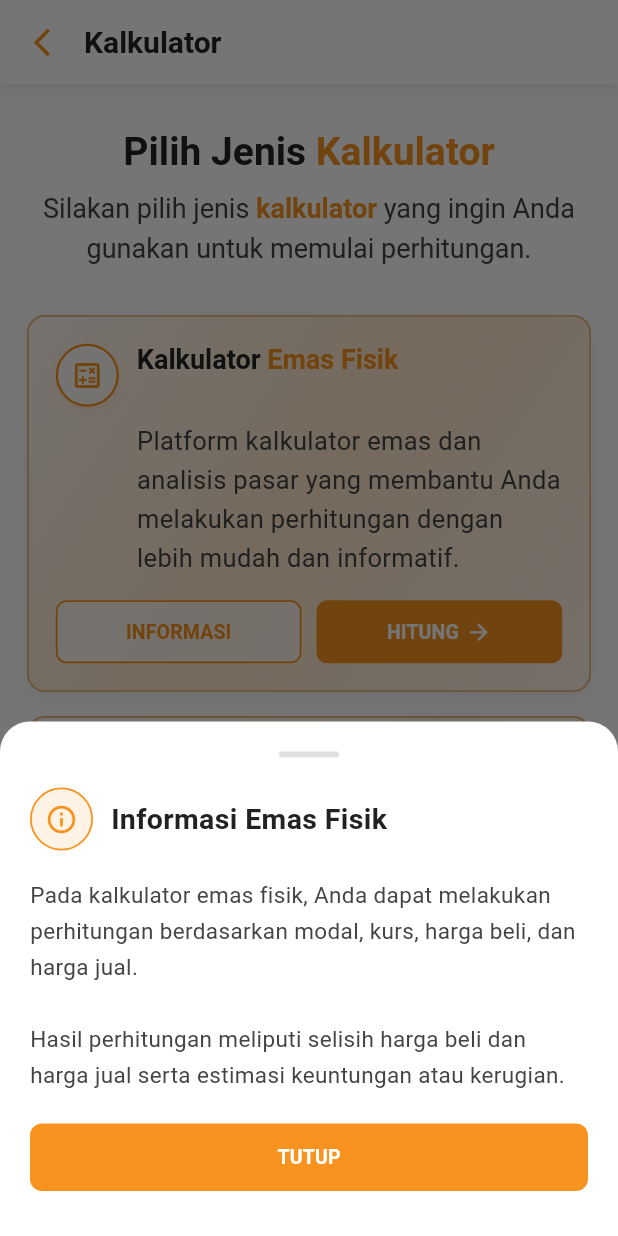
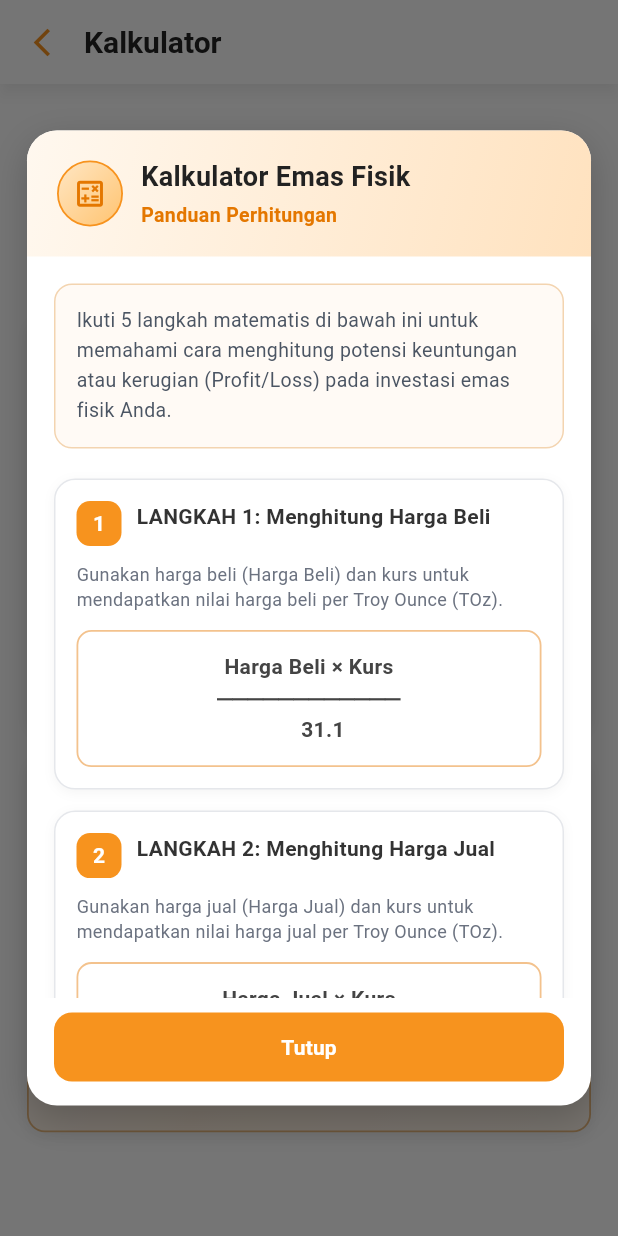
Before and after one commit to Adinaa11/goldify, a Flutter app: the CalculatorPage screen opened directly with empty values, after a tap on "INFORMASI", on a phone screen of 412 x 824 dp. Run offline on Flutter 3.47's test engine with Material 3 defaults, Android fonts, the phone set to English and light mode, and no system bars; our stand-ins replace confetti.

Commit message:
Tampah info

```diff
--- a/lib/views/calculator/calculator_page.dart
+++ b/lib/views/calculator/calculator_page.dart
@@ -1,11 +1,13 @@
 import 'package:flutter/material.dart';
+
 import 'physical_gold_page.dart';
 import 'pivot_point_page.dart';
+import 'physical_gold_info_page.dart';
 
 class CalculatorPage extends StatelessWidget {
   final VoidCallback onBack;
 
-   const CalculatorPage({
+  const CalculatorPage({
     super.key,
     required this.onBack,
   });
@@ -15,7 +17,9 @@ class CalculatorPage extends StatelessWidget {
     return Scaffold(
       backgroundColor: Colors.white,
 
+      // ==============================================================
       // HEADER
+      // ==============================================================
       appBar: AppBar(
         backgroundColor: Colors.white,
         surfaceTintColor: Colors.white,
@@ -43,7 +47,9 @@ class CalculatorPage extends StatelessWidget {
         titleSpacing: 0,
       ),
 
+      // ==============================================================
       // BODY
+      // ==============================================================
       body: SingleChildScrollView(
         child: Padding(
           padding: const EdgeInsets.symmetric(
@@ -53,8 +59,9 @@ class CalculatorPage extends StatelessWidget {
           child: Column(
             crossAxisAlignment: CrossAxisAlignment.center,
             children: [
-
+              // ========================================================
               // JUDUL
+              // ========================================================
               RichText(
                 textAlign: TextAlign.center,
                 text: const TextSpan(
@@ -79,9 +86,9 @@ class CalculatorPage extends StatelessWidget {
 
               const SizedBox(height: 8),
 
-              // ======================================================
+              // ========================================================
               // SUBJUDUL
-              // ======================================================
+              // ========================================================
               RichText(
                 textAlign: TextAlign.center,
                 text: const TextSpan(
@@ -111,37 +118,36 @@ class CalculatorPage extends StatelessWidget {
 
               const SizedBox(height: 32),
 
-              // ======================================================
+              // ========================================================
               // KALKULATOR EMAS FISIK
-              // ======================================================
+              // ========================================================
               _buildCalculatorCard(
                 context: context,
                 icon: Icons.calculate_outlined,
                 title: 'Kalkulator Emas Fisik',
                 description:
-                    'Platform kalkulator emas dan analisis pasar yang membantu Anda melakukan perhitungan dengan lebih mudah dan informatif.',
-
-                // GRADASI EMAS
+                    'Platform kalkulator emas yang membantu Anda melakukan perhitungan potensi keuntungan atau kerugian emas fisik dengan lebih mudah dan informatif.',
                 gradientColors: const [
                   Color(0xFFFFF8F0),
                   Color(0xFFFFE6C9),
                   Color(0xFFFFF3E6),
                 ],
 
+                // ------------------------------------------------------
+                // INFORMASI EMAS FISIK
+                // ------------------------------------------------------
                 onInformation: () {
-                  _showInformation(
-                    context,
-                    title: 'Informasi Emas Fisik',
-                    content:
-                        'Pada kalkulator emas fisik, Anda dapat melakukan '
-                        'perhitungan berdasarkan modal, kurs, harga beli, '
-                        'dan harga jual.\n\n'
-                        'Hasil perhitungan meliputi selisih harga beli '
-                        'dan harga jual serta estimasi keuntungan atau '
-                        'kerugian.',
+                  showDialog(
+                    context: context,
+                    builder: (context) {
+                      return const PhysicalGoldInfoDialog();
+                    },
                   );
                 },
 
+                // ------------------------------------------------------
+                // HITUNG EMAS FISIK
+                // ------------------------------------------------------
                 onCalculate: () {
                   Navigator.push(
                     context,
@@ -154,23 +160,24 @@ class CalculatorPage extends StatelessWidget {
 
               const SizedBox(height: 16),
 
-              // ======================================================
+              // ========================================================
               // KALKULATOR PIVOT POINT
-              // ======================================================
+              // ========================================================
               _buildCalculatorCard(
                 context: context,
                 icon: Icons.show_chart,
                 title: 'Kalkulator Pivot Point',
                 description:
                     'Platform kalkulator emas dan analisis pasar yang membantu Anda melakukan perhitungan dengan lebih mudah dan informatif.',
-
-                // GRADASI PIVOT POINT
                 gradientColors: const [
                   Color(0xFFFFFCF8),
                   Color(0xFFFFF0DF),
                   Color(0xFFFFF7ED),
                 ],
 
+                // ------------------------------------------------------
+                // INFORMASI PIVOT POINT
+                // ------------------------------------------------------
                 onInformation: () {
                   _showInformation(
                     context,
@@ -185,6 +192,9 @@ class CalculatorPage extends StatelessWidget {
                   );
                 },
 
+                // ------------------------------------------------------
+                // HITUNG PIVOT POINT
+                // ------------------------------------------------------
                 onCalculate: () {
                   Navigator.push(
                     context,
@@ -220,28 +230,28 @@ class CalculatorPage extends StatelessWidget {
       padding: const EdgeInsets.all(18),
 
       decoration: BoxDecoration(
-        // ----------------------------------------------------------
-        // GRADASI
-        // ----------------------------------------------------------
+        // ------------------------------------------------------------
+        // GRADASI CARD
+        // ------------------------------------------------------------
         gradient: LinearGradient(
           begin: Alignment.topLeft,
           end: Alignment.bottomRight,
           colors: gradientColors,
         ),
 
-        // ----------------------------------------------------------
-        // BORDER CARD
-        // ----------------------------------------------------------
         borderRadius: BorderRadius.circular(12),
 
+        // ------------------------------------------------------------
+        // BORDER
+        // ------------------------------------------------------------
         border: Border.all(
           color: const Color(0xFFE8B77D),
           width: 1.2,
         ),
 
-        // ----------------------------------------------------------
-        // SHADOW CARD
-        // ----------------------------------------------------------
+        // ------------------------------------------------------------
+        // SHADOW
+        // ------------------------------------------------------------
         boxShadow: [
           BoxShadow(
             color: Colors.black.withValues(alpha: 0.06),
@@ -260,7 +270,9 @@ class CalculatorPage extends StatelessWidget {
           Row(
             crossAxisAlignment: CrossAxisAlignment.start,
             children: [
+              // ------------------------------------------------------
               // ICON
+              // ------------------------------------------------------
               Container(
                 width: 42,
                 height: 42,
@@ -268,13 +280,11 @@ class CalculatorPage extends StatelessWidget {
                   color: Colors.white.withValues(alpha: 0.80),
                   shape: BoxShape.circle,
 
-                  // BORDER ICON
                   border: Border.all(
                     color: const Color(0xFFF7931E),
                     width: 1.5,
                   ),
 
-                  // SHADOW ICON
                   boxShadow: [
                     BoxShadow(
                       color: const Color(0xFFF7931E).withValues(
@@ -296,7 +306,7 @@ class CalculatorPage extends StatelessWidget {
               const SizedBox(width: 12),
 
               // ------------------------------------------------------
-              // JUDUL CARD
+              // JUDUL
               // ------------------------------------------------------
               Expanded(
                 child: RichText(
@@ -364,6 +374,7 @@ class CalculatorPage extends StatelessWidget {
                   height: 42,
                   child: OutlinedButton(
                     onPressed: onInformation,
+
                     style: OutlinedButton.styleFrom(
                       foregroundColor: const Color(0xFFF7931E),
 
@@ -402,6 +413,7 @@ class CalculatorPage extends StatelessWidget {
                   height: 42,
                   child: ElevatedButton(
                     onPressed: onCalculate,
+
                     style: ElevatedButton.styleFrom(
                       backgroundColor: const Color(0xFFF7931E),
                       foregroundColor: Colors.white,
@@ -442,7 +454,7 @@ class CalculatorPage extends StatelessWidget {
   }
 
   // ================================================================
-  // POPUP INFORMASI
+  // INFORMASI UMUM
   // ================================================================
   void _showInformation(
     BuildContext context, {
@@ -473,9 +485,9 @@ class CalculatorPage extends StatelessWidget {
             mainAxisSize: MainAxisSize.min,
             crossAxisAlignment: CrossAxisAlignment.start,
             children: [
-              // ======================================================
+              // ------------------------------------------------------
               // HANDLE
-              // ======================================================
+              // ------------------------------------------------------
               Center(
                 child: Container(
                   width: 40,
@@ -489,9 +501,9 @@ class CalculatorPage extends StatelessWidget {
 
               const SizedBox(height: 20),
 
-              // ======================================================
-              // ICON + JUDUL POPUP
-              // ======================================================
+              // ------------------------------------------------------
+              // ICON + JUDUL
+              // ------------------------------------------------------
               Row(
                 children: [
                   Container(
@@ -531,9 +543,9 @@ class CalculatorPage extends StatelessWidget {
 
               const SizedBox(height: 18),
 
-              // ======================================================
-              // ISI INFORMASI
-              // ======================================================
+              // ------------------------------------------------------
+              // ISI
+              // ------------------------------------------------------
               Text(
                 content,
                 style: const TextStyle(
@@ -545,9 +557,9 @@ class CalculatorPage extends StatelessWidget {
 
               const SizedBox(height: 20),
 
-              // ======================================================
-              // TOMBOL TUTUP
-              // ======================================================
+              // ------------------------------------------------------
+              // TUTUP
+              // ------------------------------------------------------
               SizedBox(
                 width: double.infinity,
                 height: 45,
--- /dev/null
+++ b/lib/views/calculator/physical_gold_info_page.dart
@@ -0,0 +1,418 @@
+import 'package:flutter/material.dart';
+
+class PhysicalGoldInfoDialog extends StatelessWidget {
+  const PhysicalGoldInfoDialog({super.key});
+
+  @override
+  Widget build(BuildContext context) {
+    return Dialog(
+      backgroundColor: Colors.transparent,
+      insetPadding: const EdgeInsets.symmetric(
+        horizontal: 18,
+        vertical: 24,
+      ),
+      child: Container(
+        constraints: const BoxConstraints(
+          maxHeight: 650,
+        ),
+        decoration: BoxDecoration(
+          color: Colors.white,
+          borderRadius: BorderRadius.circular(20),
+          boxShadow: [
+            BoxShadow(
+              color: Colors.black.withValues(alpha: 0.20),
+              blurRadius: 20,
+              offset: const Offset(0, 8),
+            ),
+          ],
+        ),
+        child: Column(
+          children: [
+            //HEADER POP-UP
+            Container(
+              width: double.infinity,
+              padding: const EdgeInsets.fromLTRB(
+                20,
+                18,
+                12,
+                18,
+              ),
+              decoration: const BoxDecoration(
+                gradient: LinearGradient(
+                  begin: Alignment.topLeft,
+                  end: Alignment.bottomRight,
+                  colors: [
+                    Color(0xFFFFF8EF),
+                    Color(0xFFFFE2BF),
+                  ],
+                ),
+                borderRadius: BorderRadius.only(
+                  topLeft: Radius.circular(20),
+                  topRight: Radius.circular(20),
+                ),
+              ),
+              child: Row(
+                children: [
+                  // ICON
+                  Container(
+                    width: 44,
+                    height: 44,
+                    decoration: BoxDecoration(
+                      gradient: const LinearGradient(
+                        begin: Alignment.topLeft,
+                        end: Alignment.bottomRight,
+                        colors: [
+                          Color(0xFFFFE7C5),
+                          Color(0xFFFFC36F),
+                        ],
+                      ),
+                      shape: BoxShape.circle,
+                      border: Border.all(
+                        color: const Color(0xFFF7931E),
+                        width: 1.2,
+                      ),
+                    ),
+                    child: const Icon(
+                      Icons.calculate_outlined,
+                      color: Color(0xFFE47700),
+                      size: 23,
+                    ),
+                  ),
+
+                  const SizedBox(width: 12),
+
+                  // TITLE
+                  const Expanded(
+                    child: Column(
+                      crossAxisAlignment: CrossAxisAlignment.start,
+                      children: [
+                        Text(
+                          'Kalkulator Emas Fisik',
+                          style: TextStyle(
+                            fontSize: 18,
+                            fontWeight: FontWeight.bold,
+                            color: Color(0xFF222222),
+                          ),
+                        ),
+
+                        SizedBox(height: 3),
+
+                        Text(
+                          'Panduan Perhitungan',
+                          style: TextStyle(
+                            fontSize: 13,
+                            color: Color(0xFFE47700),
+                            fontWeight: FontWeight.w600,
+                          ),
+                        ),
+                      ],
+                    ),
+                  ),
+                ],
+              ),
+            ),
+
+            // ISI POP-UP
+            Expanded(
+              child: SingleChildScrollView(
+                padding: const EdgeInsets.fromLTRB(
+                  18,
+                  18,
+                  18,
+                  20,
+                ),
+                child: Column(
+                  crossAxisAlignment: CrossAxisAlignment.start,
+                  children: [
+                    // DESKRIPSI
+                    Container(
+                      width: double.infinity,
+                      padding: const EdgeInsets.all(14),
+                      decoration: BoxDecoration(
+                        color: const Color(0xFFFFFAF5),
+                        borderRadius: BorderRadius.circular(12),
+                        border: Border.all(
+                          color: const Color(0xFFF3D4B0),
+                        ),
+                      ),
+                      child: const Text(
+                        'Ikuti 5 langkah matematis di bawah ini '
+                        'untuk memahami cara menghitung potensi '
+                        'keuntungan atau kerugian (Profit/Loss) '
+                        'pada investasi emas fisik Anda.',
+                        style: TextStyle(
+                          fontSize: 13,
+                          height: 1.5,
+                          color: Color(0xFF4B5563),
+                        ),
+                      ),
+                    ),
+
+                    const SizedBox(height: 20),
+
+                    // LANGKAH 1
+                    _buildStep(
+                      number: '1',
+                      title: 'Menghitung Harga Beli',
+                      description:
+                          'Gunakan harga beli (Harga Beli) dan kurs untuk '
+                          'mendapatkan nilai harga beli per Troy Ounce (TOz).',
+                      formula: 'Harga Beli × Kurs\n────────────\n     31.1',
+                    ),
+
+                    const SizedBox(height: 14),
+
+                    // LANGKAH 2
+                    _buildStep(
+                      number: '2',
+                      title: 'Menghitung Harga Jual',
+                      description:
+                          'Gunakan harga jual (Harga Jual) dan kurs untuk '
+                          'mendapatkan nilai harga jual per Troy Ounce (TOz).',
+                      formula: 'Harga Jual × Kurs\n────────────\n     31.1',
+                    ),
+
+                    const SizedBox(height: 14),
+
+                    // LANGKAH 3
+                    _buildStep(
+                      number: '3',
+                      title: 'Menghitung Selisih Harga',
+                      description:
+                          'Hitung selisih antara hasil harga jual '
+                          'dan hasil harga beli.',
+                      formula:
+                          'Hasil Harga Jual (Langkah 2)\n− Hasil Harga Beli (Langkah 1)',
+                    ),
+
+                    const SizedBox(height: 14),
+
+                    // LANGKAH 4
+                    _buildStep(
+                      number: '4',
+                      title: 'Menghitung Jumlah Emas',
+                      description:
+                          'Gunakan modal yang dimiliki untuk mengetahui '
+                          'jumlah emas berdasarkan hasil harga beli.',
+                      formula:
+                          'Modal\n────────────\nHasil Harga Beli (Langkah 1)',
+                    ),
+
+                    const SizedBox(height: 14),
+
+                    // LANGKAH 5
+                    _buildStep(
+                      number: '5',
+                      title: 'Menghitung Profit / Loss',
+                      description:
+                          'Kalikan selisih harga dengan jumlah emas '
+                          'yang diperoleh pada Langkah 4.',
+                      formula:
+                          'Hasil Langkah 3\n× Hasil Langkah 4',
+                      isFinal: true,
+                    ),
+
+                    const SizedBox(height: 18),
+
+                    // CATATAN
+                    Container(
+                      width: double.infinity,
+                      padding: const EdgeInsets.all(14),
+                      decoration: BoxDecoration(
+                        color: const Color(0xFFFFF8ED),
+                        borderRadius: BorderRadius.circular(12),
+                        border: Border.all(
+                          color: const Color(0xFFF5D5A8),
+                        ),
+                      ),
+                      child: const Row(
+                        crossAxisAlignment:
+                            CrossAxisAlignment.start,
+                        children: [
+                          Icon(
+                            Icons.lightbulb_outline,
+                            color: Color(0xFFF7931E),
+                            size: 22,
+                          ),
+
+                          SizedBox(width: 10),
+
+                          Expanded(
+                            child: Text(
+                              'Hasil akhir dapat menunjukkan potensi '
+                              'keuntungan (Profit) atau kerugian (Loss) '
+                              'berdasarkan perbedaan harga beli dan harga jual.',
+                              style: TextStyle(
+                                fontSize: 12,
+                                height: 1.5,
+                                color: Color(0xFF4B5563),
+                              ),
+                            ),
+                          ),
+                        ],
+                      ),
+                    ),
+
+                    const SizedBox(height: 8),
+                  ],
+                ),
+              ),
+            ),
+
+            // TOMBOL TUTUP
+            Container(
+              padding: const EdgeInsets.fromLTRB(
+                18,
+                10,
+                18,
+                16,
+              ),
+              child: SizedBox(
+                width: double.infinity,
+                height: 46,
+                child: ElevatedButton(
+                  onPressed: () {
+                    Navigator.pop(context);
+                  },
+                  style: ElevatedButton.styleFrom(
+                    backgroundColor: const Color(0xFFF7931E),
+                    foregroundColor: Colors.white,
+                    elevation: 0,
+                    shape: RoundedRectangleBorder(
+                      borderRadius: BorderRadius.circular(12),
+                    ),
+                  ),
+                  child: const Text(
+                    'Tutup',
+                    style: TextStyle(
+                      fontSize: 14,
+                      fontWeight: FontWeight.bold,
+                    ),
+                  ),
+                ),
+              ),
+            ),
+          ],
+        ),
+      ),
+    );
+  }
+
+  // WIDGET LANGKAH
+  static Widget _buildStep({
+    required String number,
+    required String title,
+    required String description,
+    required String formula,
+    bool isFinal = false,
+  }) {
+    return Container(
+      width: double.infinity,
+      padding: const EdgeInsets.all(14),
+      decoration: BoxDecoration(
+        color: isFinal
+            ? const Color(0xFFFFF4E5)
+            : Colors.white,
+        borderRadius: BorderRadius.circular(14),
+        border: Border.all(
+          color: isFinal
+              ? const Color(0xFFF7931E)
+              : const Color(0xFFE5E7EB),
+          width: isFinal ? 1.3 : 1,
+        ),
+        boxShadow: [
+          BoxShadow(
+            color: Colors.black.withValues(alpha: 0.04),
+            blurRadius: 6,
+            offset: const Offset(0, 2),
+          ),
+        ],
+      ),
+      child: Column(
+        crossAxisAlignment: CrossAxisAlignment.start,
+        children: [
+          // NOMOR + JUDUL
+          Row(
+            crossAxisAlignment: CrossAxisAlignment.start,
+            children: [
+              Container(
+                width: 30,
+                height: 30,
+                decoration: BoxDecoration(
+                  color: const Color(0xFFF7931E),
+                  borderRadius: BorderRadius.circular(9),
+                ),
+                child: Center(
+                  child: Text(
+                    number,
+                    style: const TextStyle(
+                      color: Colors.white,
+                      fontSize: 14,
+                      fontWeight: FontWeight.bold,
+                    ),
+                  ),
+                ),
+              ),
+
+              const SizedBox(width: 10),
+
+              Expanded(
+                child: Text(
+                  'LANGKAH $number: $title',
+                  style: const TextStyle(
+                    fontSize: 14,
+                    fontWeight: FontWeight.bold,
+                    color: Color(0xFF333333),
+                  ),
+                ),
+              ),
+            ],
+          ),
+
+          const SizedBox(height: 10),
+
+          // DESKRIPSI
+          Text(
+            description,
+            style: const TextStyle(
+              fontSize: 12,
+              height: 1.45,
+              color: Color(0xFF6B7280),
+            ),
+          ),
+
+          const SizedBox(height: 12),
+
+          // RUMUS DENGAN BORDER
+          Container(
+            width: double.infinity,
+            padding: const EdgeInsets.symmetric(
+              horizontal: 12,
+              vertical: 13,
+            ),
+            decoration: BoxDecoration(
+              color: Colors.white,
+              borderRadius: BorderRadius.circular(10),
+              border: Border.all(
+                color: isFinal
+                    ? const Color(0xFFF7931E)
+                    : const Color(0xFFF3C28D),
+                width: 1.2,
+              ),
+            ),
+            child: Text(
+              formula,
+              textAlign: TextAlign.center,
+              style: const TextStyle(
+                fontSize: 14,
+                height: 1.5,
+                fontWeight: FontWeight.bold,
+                color: Color(0xFF444444),
+              ),
+            ),
+          ),
+        ],
+      ),
+    );
+  }
+}
```
